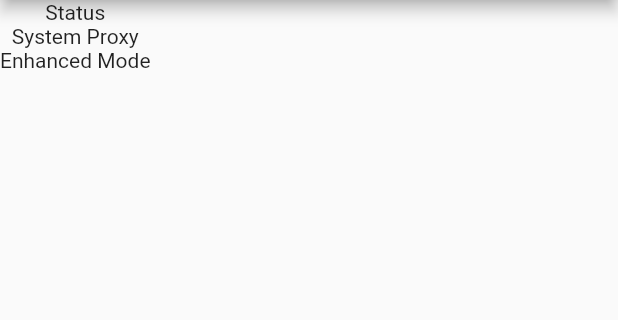
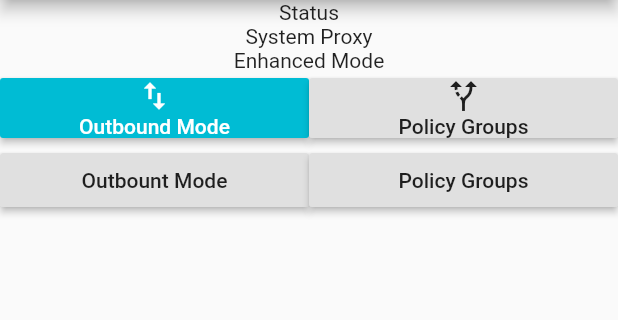
Before and after one commit to danshan/durge, a Flutter app: the screen it shows after launch, on a phone screen of 412 x 824 dp, the part 84-404 px from its top. Run offline on Flutter 3.47's test engine with Material 2 defaults, Android fonts, the phone set to English and light mode, and no system bars.

Commit message:
feature change button style for outbound mode

```diff
--- a/lib/main.dart
+++ b/lib/main.dart
@@ -1,10 +1,9 @@
-import 'package:durge/main_page.dart';
-import 'package:durge/shoppinglistitem.dart';
+import 'package:durge/main_page/main_page.dart';
 import 'package:flutter/material.dart';
+import 'package:flutter/rendering.dart';
 
 void main() {
-  runApp(MaterialApp(
-    title: 'Durge',
-    home: MainPage()
-  ));
+  debugPaintSizeEnabled = true;
+
+  runApp(MaterialApp(title: 'Durge', home: MainPage()));
 }
--- a/lib/main_page.dart
+++ b/lib/main_page/main_page.dart
@@ -1,3 +1,4 @@
+import 'package:durge/main_page/main_page_buttons.dart';
 import 'package:flutter/cupertino.dart';
 import 'package:flutter/material.dart';
 
@@ -16,7 +17,7 @@ class MainPage extends StatelessWidget {
             )
           ],
         ),
-        body: Row(
+        body: Column(
           children: [
             Column(
               children: [
@@ -24,6 +25,9 @@ class MainPage extends StatelessWidget {
                 Text("System Proxy"),
                 Text("Enhanced Mode"),
               ],
+            ),
+            Center(
+              child: MainPageButtons()
             )
           ],
         ));
--- /dev/null
+++ b/lib/main_page/main_page_buttons.dart
@@ -0,0 +1,46 @@
+import 'package:durge/main_page/outbound_mode.dart';
+import 'package:durge/main_page/policy_groups.dart';
+import 'package:flutter/material.dart';
+
+class MainPageButtons extends StatelessWidget {
+  @override
+  Widget build(BuildContext context) {
+    return Column(
+      mainAxisAlignment: MainAxisAlignment.spaceEvenly,
+      children: [
+        Row(
+          mainAxisAlignment: MainAxisAlignment.spaceEvenly,
+          children: [
+            Expanded(
+              child: OutboundModeBtn(),
+            ),
+            Expanded(
+              child: PolicyGroupsBtn(),
+            ),
+          ],
+        ),
+        Row(
+          mainAxisAlignment: MainAxisAlignment.spaceEvenly,
+          children: [
+            Container(
+              child: Expanded(
+                child: RaisedButton(
+                  child: Text("Outbount Mode"),
+                  onPressed: () {},
+                ),
+              ),
+            ),
+            Container(
+              child: Expanded(
+                child: RaisedButton(
+                  child: Text("Policy Groups"),
+                  onPressed: () {},
+                ),
+              ),
+            ),
+          ],
+        ),
+      ],
+    );
+  }
+}
--- /dev/null
+++ b/lib/main_page/outbound_mode.dart
@@ -0,0 +1,17 @@
+import 'package:flutter/material.dart';
+
+class OutboundModeBtn extends StatelessWidget {
+  @override
+  Widget build(BuildContext context) {
+    return RaisedButton(
+      color: Colors.cyan.shade500,
+      child: Column(
+        children: [
+          Icon(Icons.swap_vert, color: Colors.white),
+          Text("Outbound Mode", style: TextStyle(color: Colors.white)),
+        ],
+      ),
+      onPressed: () {},
+    );
+  }
+}
--- /dev/null
+++ b/lib/main_page/policy_groups.dart
@@ -0,0 +1,16 @@
+import 'package:flutter/material.dart';
+
+class PolicyGroupsBtn extends StatelessWidget {
+  @override
+  Widget build(BuildContext context) {
+    return RaisedButton(
+      child: Column(
+        children: [
+          Icon(Icons.alt_route),
+          Text("Policy Groups")
+        ],
+      ),
+      onPressed: () {},
+    );
+  }
+}
```
